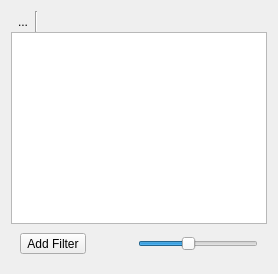
Before: the Qt Designer form app/thumbnailviewpanel.ui in KDE/gwenview, drawn with Qt 5.
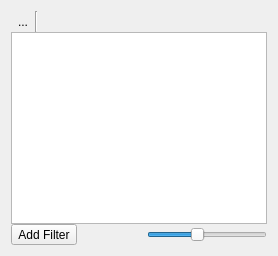
After: the same form once the commit is applied. Custom widgets are drawn as their Qt base class.

Commit message:
Better fix for ThumbnailViewPanel statusbar buttons.
Now that we do not use KPart anymore, we don't need
to fake QStatusBar margins in ThumbnailViewPanel.

CCMAIL:trueg@kde.org

Diff of the .ui file:
```diff
--- a/app/thumbnailviewpanel.ui
+++ b/app/thumbnailviewpanel.ui
@@ -66,6 +66,12 @@
    <item row="3" column="0" colspan="3" >
     <widget class="QWidget" native="1" name="mStatusBarContainer" >
      <layout class="QHBoxLayout" name="horizontalLayout" >
+      <property name="spacing" >
+       <number>0</number>
+      </property>
+      <property name="margin" >
+       <number>0</number>
+      </property>
       <item>
        <widget class="Gwenview::StatusBarToolButton" name="mAddFilterButton" >
         <property name="text" >
```
The commit also changes 1 other file.
